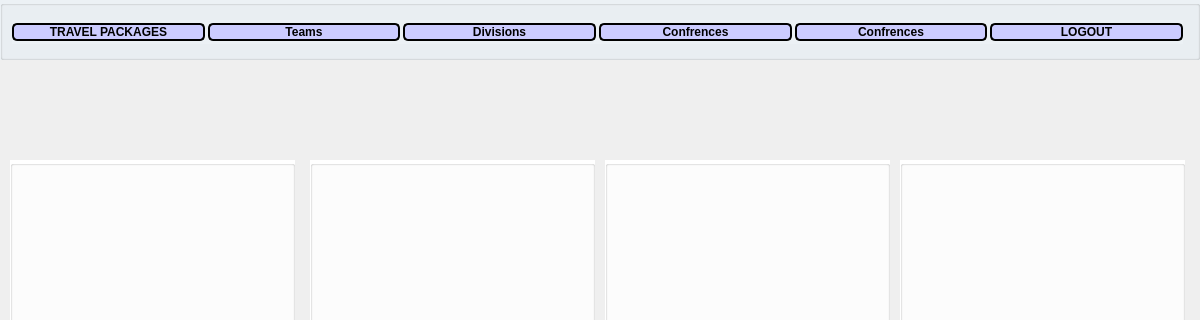
Above: CS1D-Basketball-master/Basketball/user.ui from moetaei/CS1D-Basketball before the change; both pictures show x 0 to 1200 and y 0 to 320 of the 1200 by 700 pixel window. Below: the same form after it.
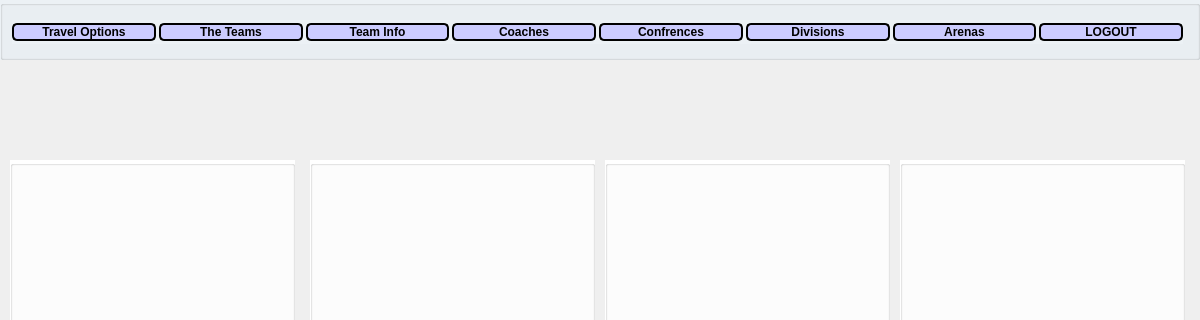
That is the form after the change.

Patch:
```diff
--- a/CS1D-Basketball-master/Basketball/user.ui
+++ b/CS1D-Basketball-master/Basketball/user.ui
@@ -142,7 +142,7 @@
       <height>24</height>
      </rect>
     </property>
-    <layout class="QHBoxLayout" name="horizontalLayout" stretch="0,0,0,0,0,0">
+    <layout class="QHBoxLayout" name="horizontalLayout" stretch="0,0,0,0,0,0,0,0">
      <property name="spacing">
       <number>3</number>
      </property>
@@ -163,7 +163,7 @@
 border-radius: 5px;</string>
        </property>
        <property name="text">
-        <string>TRAVEL PACKAGES</string>
+        <string>Travel Options</string>
        </property>
       </widget>
      </item>
@@ -190,12 +190,93 @@
 border-radius: 5px;</string>
        </property>
        <property name="text">
-        <string>Teams</string>
+        <string>The Teams</string>
        </property>
       </widget>
      </item>
      <item>
-      <widget class="QPushButton" name="arenaButton_2">
+      <widget class="QPushButton" name="infoButton">
+       <property name="maximumSize">
+        <size>
+         <width>16777215</width>
+         <height>16777215</height>
+        </size>
+       </property>
+       <property name="font">
+        <font>
+         <pointsize>9</pointsize>
+         <weight>75</weight>
+         <bold>true</bold>
+        </font>
+       </property>
+       <property name="styleSheet">
+        <string notr="true">background-color:#ccccff;
+border-style: solid;
+border-color: black;
+border-width: 2px;
+border-radius: 5px;</string>
+       </property>
+       <property name="text">
+        <string>Team Info</string>
+       </property>
+      </widget>
+     </item>
+     <item>
+      <widget class="QPushButton" name="coachButton">
+       <property name="maximumSize">
+        <size>
+         <width>16777215</width>
+         <height>16777215</height>
+        </size>
+       </property>
+       <property name="font">
+        <font>
+         <pointsize>9</pointsize>
+         <weight>75</weight>
+         <bold>true</bold>
+        </font>
+       </property>
+       <property name="styleSheet">
+        <string notr="true">background-color:#ccccff;
+border-style: solid;
+border-color: black;
+border-width: 2px;
+border-radius: 5px;</string>
+       </property>
+       <property name="text">
+        <string>Coaches</string>
+       </property>
+      </widget>
+     </item>
+     <item>
+      <widget class="QPushButton" name="confrenceBuutton">
+       <property name="maximumSize">
+        <size>
+         <width>16777215</width>
+         <height>16777215</height>
+        </size>
+       </property>
+       <property name="font">
+        <font>
+         <pointsize>9</pointsize>
+         <weight>75</weight>
+         <bold>true</bold>
+        </font>
+       </property>
+       <property name="styleSheet">
+        <string notr="true">background-color:#ccccff;
+border-style: solid;
+border-color: black;
+border-width: 2px;
+border-radius: 5px;</string>
+       </property>
+       <property name="text">
+        <string>Confrences</string>
+       </property>
+      </widget>
+     </item>
+     <item>
+      <widget class="QPushButton" name="divisionButton">
        <property name="maximumSize">
         <size>
          <width>16777215</width>
@@ -244,34 +325,7 @@
 border-radius: 5px;</string>
        </property>
        <property name="text">
-        <string>Confrences</string>
-       </property>
-      </widget>
-     </item>
-     <item>
-      <widget class="QPushButton" name="arenaButton">
-       <property name="maximumSize">
-        <size>
-         <width>16777215</width>
-         <height>16777215</height>
-        </size>
-       </property>
-       <property name="font">
-        <font>
-         <pointsize>9</pointsize>
-         <weight>75</weight>
-         <bold>true</bold>
-        </font>
-       </property>
-       <property name="styleSheet">
-        <string notr="true">background-color:#ccccff;
-border-style: solid;
-border-color: black;
-border-width: 2px;
-border-radius: 5px;</string>
-       </property>
-       <property name="text">
-        <string>Confrences</string>
+        <string>Arenas</string>
        </property>
       </widget>
      </item>
```
Left out of the diff: 2 changed lines with no effect on the pictures.
